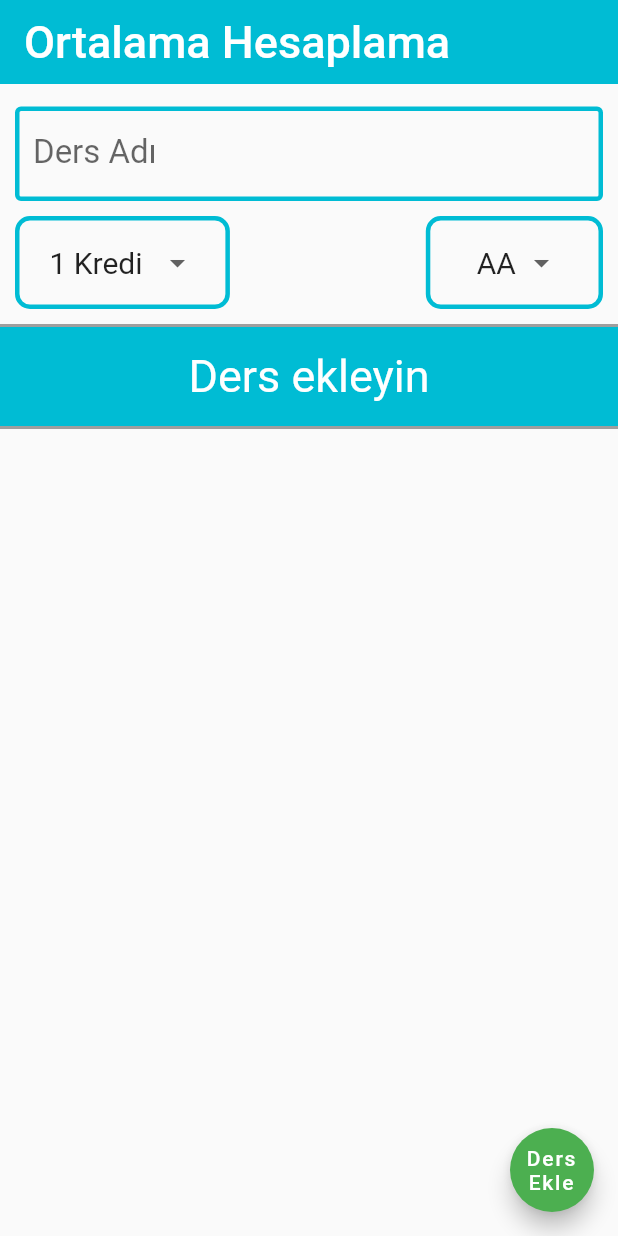
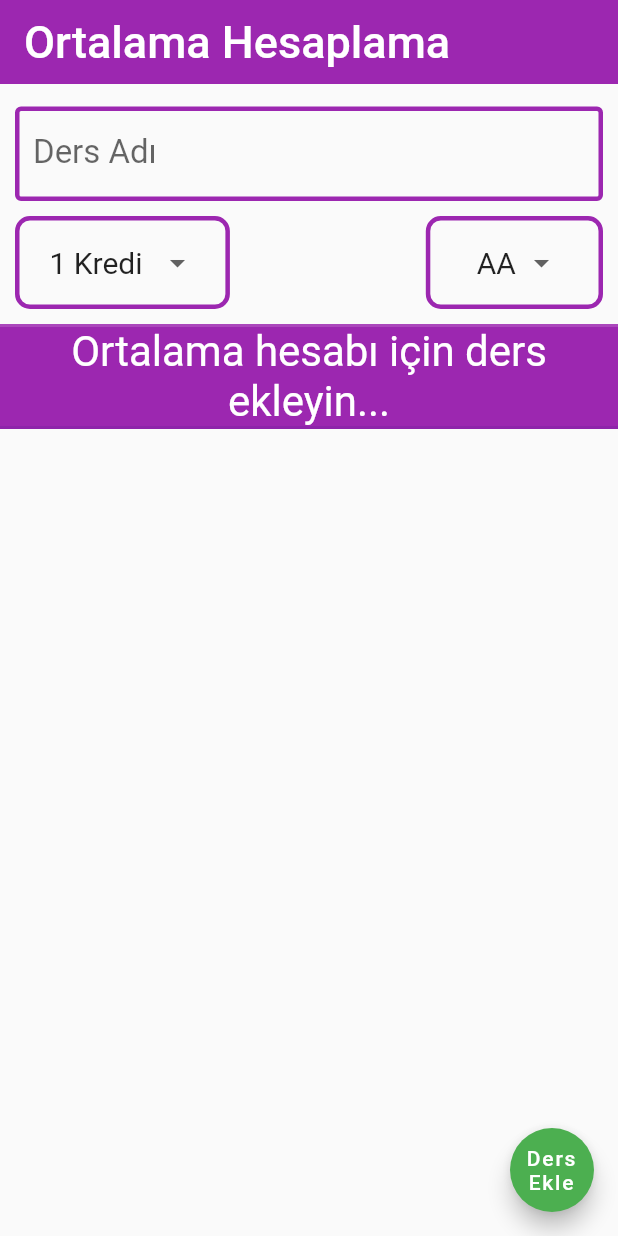
Before and after one commit to feyzagezerer/not_ortalama_hesaplama, a Flutter app: the screen it shows after launch, on a phone screen of 412 x 824 dp. Run offline on Flutter 3.47's test engine with Material 2 defaults, Android fonts, the phone set to English and light mode, and no system bars.

Commit message:
renk ve icon degisimi

```diff
--- a/lib/main.dart
+++ b/lib/main.dart
@@ -8,7 +8,7 @@ class MyApp extends StatelessWidget {
   Widget build(BuildContext context) {
     return MaterialApp(
       debugShowCheckedModeBanner: false,
-      theme: ThemeData(primarySwatch: Colors.cyan, accentColor: Colors.green),
+      theme: ThemeData(primarySwatch: Colors.purple, accentColor: Colors.green),
       home: OrtalamaHesaplama(),
     );
   }
--- a/lib/ortalama_hesaplama.dart
+++ b/lib/ortalama_hesaplama.dart
@@ -73,10 +73,10 @@ class _OrtalamaHesaplamaState extends State<OrtalamaHesaplama> {
                       hintStyle: TextStyle(fontSize: 20),
                       labelStyle: TextStyle(fontSize: 22),
                       enabledBorder: OutlineInputBorder(
-                        borderSide: BorderSide(color: Colors.cyan, width: 3),
+                        borderSide: BorderSide(color: Colors.purple, width: 3),
                       ),
                       focusedBorder: OutlineInputBorder(
-                        borderSide: BorderSide(color: Colors.cyan, width: 3),
+                        borderSide: BorderSide(color: Colors.purple, width: 3),
                       ),
                       border: OutlineInputBorder(
                         borderRadius: BorderRadius.all(
@@ -119,7 +119,7 @@ class _OrtalamaHesaplamaState extends State<OrtalamaHesaplama> {
                             EdgeInsets.symmetric(horizontal: 20, vertical: 4),
                         margin: EdgeInsets.only(top: 10),
                         decoration: BoxDecoration(
-                            border: Border.all(color: Colors.cyan, width: 3),
+                            border: Border.all(color: Colors.purple, width: 3),
                             borderRadius:
                                 BorderRadius.all(Radius.circular(10))),
                       ),
@@ -139,7 +139,7 @@ class _OrtalamaHesaplamaState extends State<OrtalamaHesaplama> {
                             EdgeInsets.symmetric(horizontal: 26, vertical: 4),
                         margin: EdgeInsets.only(top: 10),
                         decoration: BoxDecoration(
-                            border: Border.all(color: Colors.cyan, width: 3),
+                            border: Border.all(color: Colors.purple, width: 3),
                             borderRadius:
                                 BorderRadius.all(Radius.circular(10))),
                       ),
@@ -153,10 +153,10 @@ class _OrtalamaHesaplamaState extends State<OrtalamaHesaplama> {
             margin: EdgeInsets.symmetric(vertical: 10),
             height: 70,
             decoration: BoxDecoration(
-                color: Colors.cyan,
+                color: Colors.purple,
                 border: BorderDirectional(
-                  top: BorderSide(color: Colors.grey, width: 2),
-                  bottom: BorderSide(color: Colors.grey, width: 2),
+                  top: BorderSide(color: Colors.purple.shade400, width: 2),
+                  bottom: BorderSide(color: Colors.purple.shade600, width: 2),
                 )),
             child: Center(
               child: RichText(
@@ -165,9 +165,9 @@ class _OrtalamaHesaplamaState extends State<OrtalamaHesaplama> {
                   children: [
                     TextSpan(
                         text: tumDersler.length == 0
-                            ? "Ders ekleyin "
+                            ? "Ortalama hesabı için ders ekleyin... "
                             : "Ortalama: ",
-                        style: TextStyle(fontSize: 30, color: Colors.white)),
+                        style: TextStyle(fontSize: 28, color: Colors.white)),
                     TextSpan(
                         text: tumDersler.length == 0
                             ? ""
@@ -215,11 +215,11 @@ class _OrtalamaHesaplamaState extends State<OrtalamaHesaplama> {
                           labelStyle: TextStyle(fontSize: 22),
                           enabledBorder: OutlineInputBorder(
                             borderSide:
-                                BorderSide(color: Colors.cyan, width: 3),
+                                BorderSide(color: Colors.purple, width: 3),
                           ),
                           focusedBorder: OutlineInputBorder(
                             borderSide:
-                                BorderSide(color: Colors.cyan, width: 3),
+                                BorderSide(color: Colors.purple, width: 3),
                           ),
                           border: OutlineInputBorder(
                             borderRadius: BorderRadius.all(
@@ -263,7 +263,7 @@ class _OrtalamaHesaplamaState extends State<OrtalamaHesaplama> {
                             margin: EdgeInsets.only(top: 10),
                             decoration: BoxDecoration(
                                 border:
-                                    Border.all(color: Colors.cyan, width: 3),
+                                    Border.all(color: Colors.purple, width: 3),
                                 borderRadius:
                                     BorderRadius.all(Radius.circular(10))),
                           ),
@@ -284,7 +284,7 @@ class _OrtalamaHesaplamaState extends State<OrtalamaHesaplama> {
                             margin: EdgeInsets.only(top: 10),
                             decoration: BoxDecoration(
                                 border:
-                                    Border.all(color: Colors.cyan, width: 3),
+                                    Border.all(color: Colors.purple, width: 3),
                                 borderRadius:
                                     BorderRadius.all(Radius.circular(10))),
                           ),
@@ -298,7 +298,7 @@ class _OrtalamaHesaplamaState extends State<OrtalamaHesaplama> {
                 child: Container(
                   margin: EdgeInsets.all(5),
                   decoration: BoxDecoration(
-                      color: Colors.cyan,
+                      color: Colors.purple,
                       border: BorderDirectional(
                         top: BorderSide(color: Colors.grey, width: 2),
                         bottom: BorderSide(color: Colors.grey, width: 2),
@@ -310,7 +310,7 @@ class _OrtalamaHesaplamaState extends State<OrtalamaHesaplama> {
                         children: [
                           TextSpan(
                               text: tumDersler.length == 0
-                                  ? "Ders Ekle "
+                                  ? "Ortalama hesabı için ders ekleyin... "
                                   : "Ortalama: ",
                               style:
                                   TextStyle(fontSize: 30, color: Colors.white)),
@@ -444,10 +444,13 @@ class _OrtalamaHesaplamaState extends State<OrtalamaHesaplama> {
         ),
         margin: EdgeInsets.all(4),
         child: ListTile(
-          leading: Icon(
-            Icons.add,
-            size: 36,
-            color: tumDersler[index].renk,
+          leading: Padding(
+            padding: const EdgeInsets.all(6.0),
+            child: Icon(
+              Icons.circle,
+              size: 26,
+              color: tumDersler[index].renk,
+            ),
           ),
           title: Text(tumDersler[index].ad),
           trailing: Icon(
```
Also changed, not shown: 13 other files.
